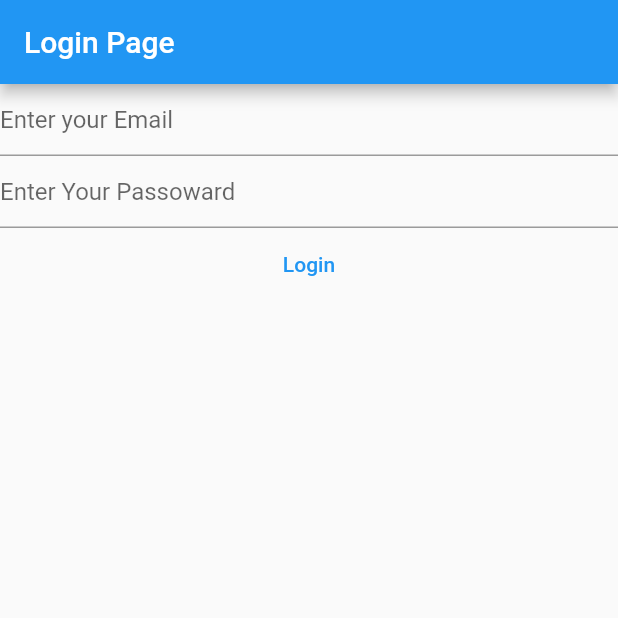
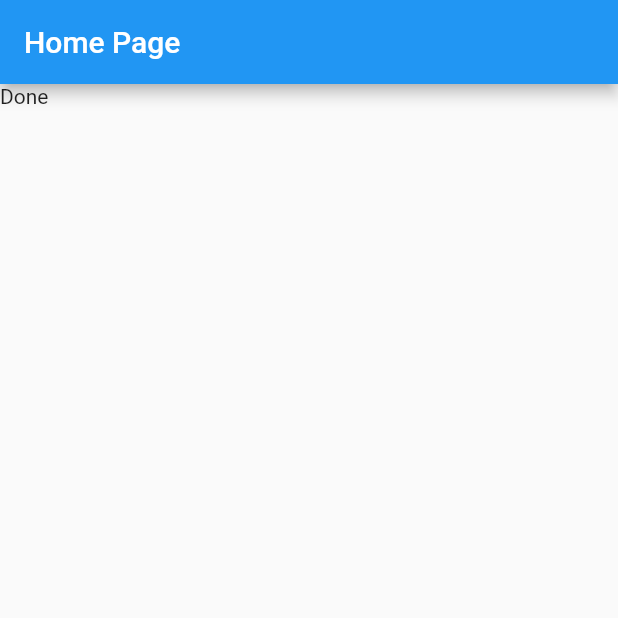
Before and after one commit to huzaifak08/CodeCamp37, a Flutter app: the screen it shows after launch, on a phone screen of 412 x 824 dp, the top half of it. Run offline on Flutter 3.47's test engine with Material 2 defaults, Android fonts, the phone set to English and light mode, and no system bars; our stand-ins replace firebase_auth, firebase_core; accounts and stored records are empty.

Commit message:
Email Verification Setup in Home Page

```diff
--- /dev/null
+++ b/lib/home.dart
@@ -0,0 +1,40 @@
+import 'package:codecamp37/firebase_options.dart';
+import 'package:firebase_auth/firebase_auth.dart';
+import 'package:firebase_core/firebase_core.dart';
+import 'package:flutter/material.dart';
+
+class HomePage extends StatefulWidget {
+  const HomePage({Key? key}) : super(key: key);
+
+  @override
+  State<HomePage> createState() => _HomePageState();
+}
+
+class _HomePageState extends State<HomePage> {
+  @override
+  Widget build(BuildContext context) {
+    return Scaffold(
+      appBar: AppBar(
+        title: Text("Home Page"),
+      ),
+      body: FutureBuilder(
+        future: Firebase.initializeApp(
+            options: DefaultFirebaseOptions.currentPlatform),
+        builder: (context, snapshot) {
+          switch (snapshot.connectionState) {
+            case ConnectionState.done:
+              final user = FirebaseAuth.instance.currentUser;
+              if (user?.emailVerified ?? false) {
+                print("You are a verified user.");
+              } else {
+                print("You need to verify your email");
+              }
+              return Text("Done");
+            default:
+              return const Text("Loading");
+          }
+        },
+      ),
+    );
+  }
+}
--- a/lib/login.dart
+++ b/lib/login.dart
@@ -89,6 +89,9 @@ class _LoginViewState extends State<LoginView> {
                         else if (e.code == 'wrong-password') {
                           print("Wrong Password");
                         }
+                        // else {
+                        //   print(e.code);
+                        // }
                         // print(e.code);
                       }
                       /*
--- a/lib/main.dart
+++ b/lib/main.dart
@@ -1,3 +1,4 @@
+import 'package:codecamp37/home.dart';
 import 'package:codecamp37/login.dart';
 import 'package:codecamp37/registerView.dart';
 import 'package:flutter/material.dart';
@@ -20,7 +21,7 @@ class MyApp extends StatelessWidget {
       theme: ThemeData(
         primarySwatch: Colors.blue,
       ),
-      home: const LoginView(),
+      home: const HomePage(),
     );
   }
 }
```
